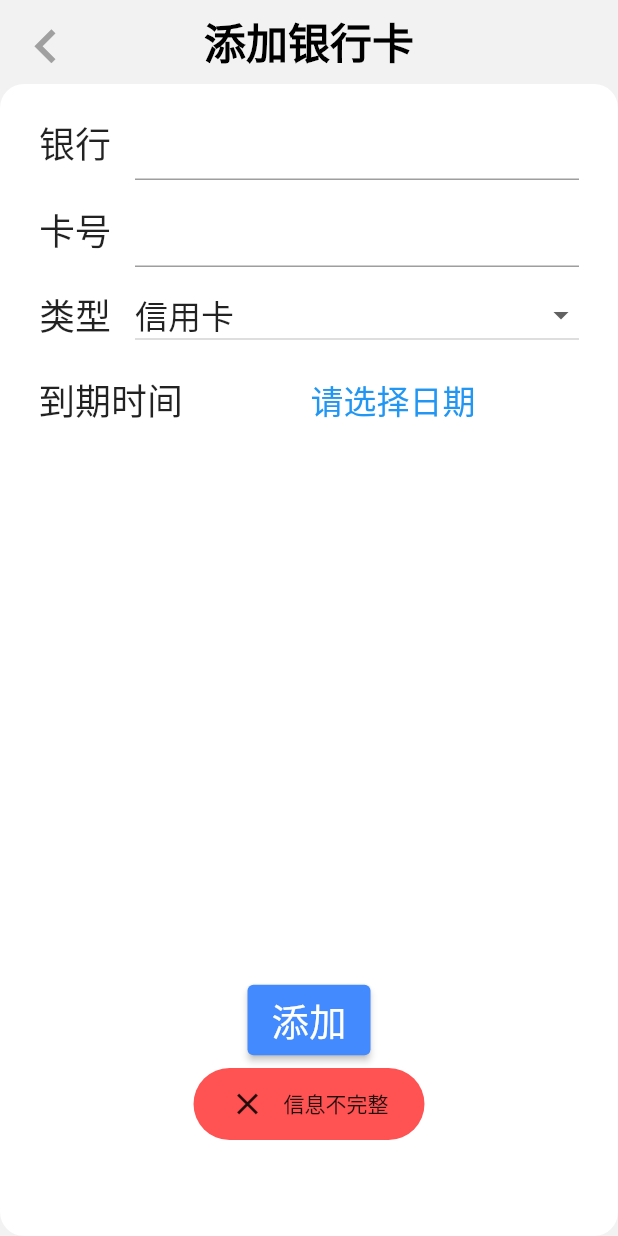
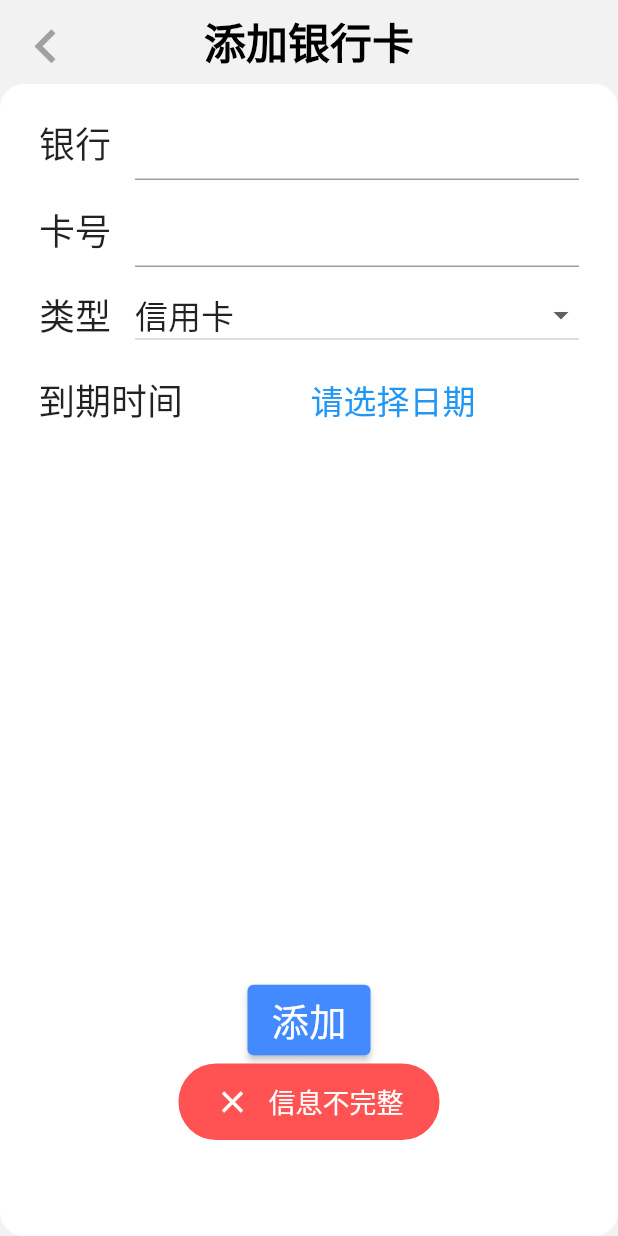
Before and after one commit to exhyy/online_payment_app, a Flutter app: the BankCardAdd screen opened directly with empty values, after a tap on "添加", on a phone screen of 412 x 824 dp. Run offline on Flutter 3.47's test engine with Material 2 defaults, Android fonts, the phone set to English and light mode, and no system bars; our stand-ins replace dio, flutter_holo_date_picker, flutter_slidable, fluttertoast; network calls fail.

Commit message:
优化样式；重构部分代码

```diff
--- a/lib/pages/bank_card_add.dart
+++ b/lib/pages/bank_card_add.dart
@@ -118,13 +118,13 @@ class _BankCardAddState extends State<BankCardAdd> {
                         DateTime? datePicked =
                             await DatePicker.showSimpleDatePicker(
                           context,
-                          initialDate: DateTime(2000),
+                          initialDate: DateTime(2022),
                           firstDate: DateTime(1940),
-                          lastDate: DateTime(2050),
+                          lastDate: DateTime(2050, 12, 31),
                           dateFormat: 'yyyy-MMMM-dd',
                           locale: DateTimePickerLocale.zh_cn,
                           looping: false,
-                          titleText: '选择生日',
+                          titleText: '选择到期时间',
                           confirmText: '确定',
                           cancelText: '取消',
                         );
@@ -147,7 +147,7 @@ class _BankCardAddState extends State<BankCardAdd> {
               ElevatedButton(
                 onPressed: () async {
                   if (_bankNameController.text == '' || _cardNumberController.text == '' || _expirationDate == '请选择日期') {
-                    showToast(_fToast, const Text('信息不完整'), 'fail');
+                    showToast(_fToast, '信息不完整', ToastType.fail);
                   } else {
                     Response response =
                         await dio.post('/account/bankcard/add', data: {
@@ -158,9 +158,9 @@ class _BankCardAddState extends State<BankCardAdd> {
                       'expirationDate': _expirationDate,
                     });
                     if (response.statusCode == 200) {
-                      showToast(_fToast, const Text('添加成功'), 'success');
+                      showToast(_fToast, '添加成功', ToastType.success);
                     } else {
-                      showToast(_fToast, const Text('添加失败'), 'fail');
+                      showToast(_fToast, '添加失败', ToastType.fail);
                     }
                   }
                 },
--- a/lib/pages/home.dart
+++ b/lib/pages/home.dart
@@ -238,7 +238,7 @@ class HomeButton extends StatelessWidget {
         children: [
           Image.asset(
             assetPath,
-            width: 90,
+            width: 85,
           ),
           Text(
             title,
--- a/lib/services/common.dart
+++ b/lib/services/common.dart
@@ -11,23 +11,36 @@ void configureDio() {
   dio.options.receiveTimeout = const Duration(seconds: 3);
 }
 
-void showToast(FToast fToast, Text text, String type) {
+enum ToastType {
+  success,
+  fail,
+}
+
+void showToast(FToast fToast, String text, ToastType type) {
+  late Color backgroundColor;
   late Color color;
   late Icon icon;
-  if (type == 'success') {
-    color = Colors.greenAccent;
-    icon = const Icon(Icons.check);
-  }
-  else if (type == 'fail') {
-    color = Colors.redAccent;
-    icon = const Icon(Icons.close);
+  if (type == ToastType.success) {
+    backgroundColor = Colors.greenAccent;
+    color = Colors.black;
+    icon = Icon(
+      Icons.check,
+      color: color,
+    );
+  } else if (type == ToastType.fail) {
+    backgroundColor = Colors.redAccent;
+    color = Colors.white;
+    icon = Icon(
+      Icons.close,
+      color: color,
+    );
   }
 
   Widget toast = Container(
     padding: const EdgeInsets.symmetric(horizontal: 24.0, vertical: 12.0),
     decoration: BoxDecoration(
       borderRadius: BorderRadius.circular(25.0),
-      color: color,
+      color: backgroundColor,
     ),
     child: Row(
       mainAxisSize: MainAxisSize.min,
@@ -36,7 +49,13 @@ void showToast(FToast fToast, Text text, String type) {
         const SizedBox(
           width: 12.0,
         ),
-        text,
+        Text(
+          text,
+          style: TextStyle(
+            color: color,
+            fontSize: 18,
+          ),
+        ),
       ],
     ),
   );
@@ -84,6 +103,7 @@ class MyScaffold extends StatelessWidget {
         icon: const Icon(Icons.chevron_left),
         iconSize: 45,
         color: const Color.fromRGBO(160, 160, 160, 1.0),
+        splashRadius: 25,
         onPressed: () => Navigator.of(context).pop(),
       );
     }
```
Also changed, not shown: lib/pages/bank_card.dart (+4 -3 lines), lib/pages/infomation_modify.dart (+5 -5 lines), lib/pages/login.dart (+12 -3 lines).
